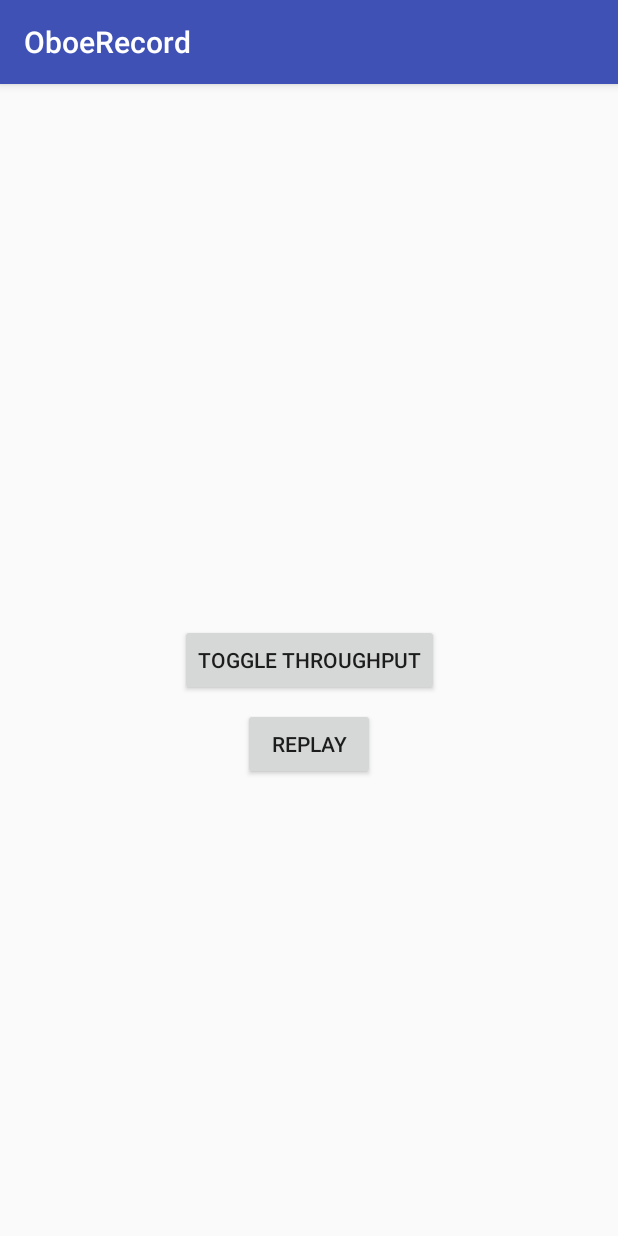
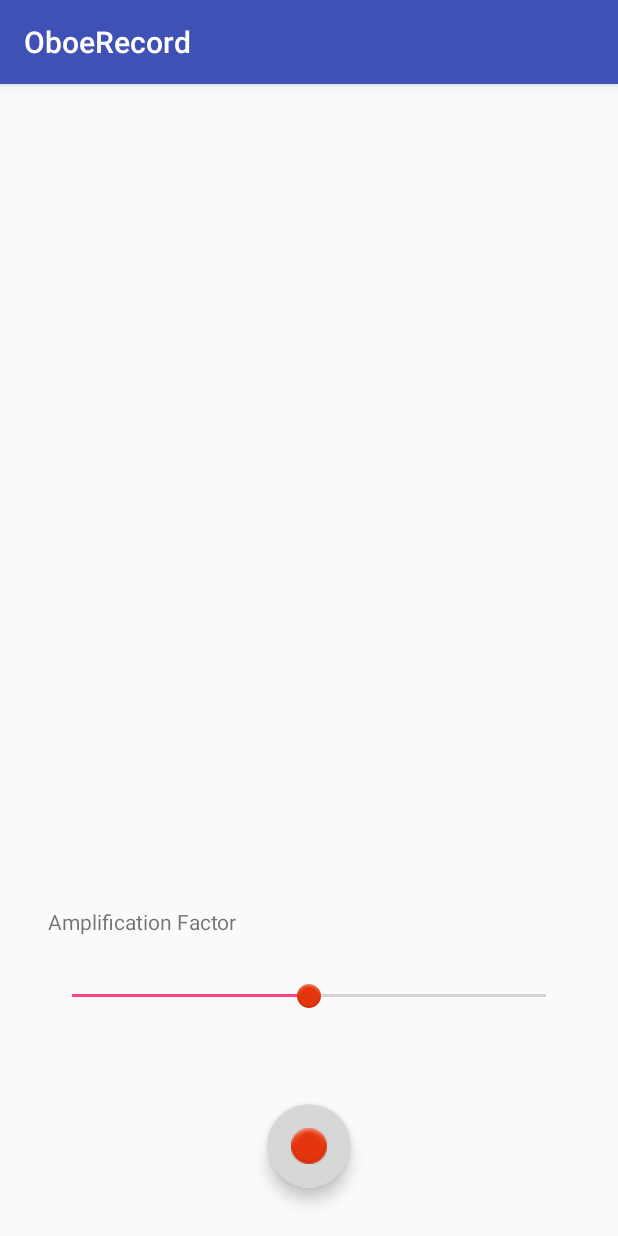
Before and after one commit to mihaipora/Sanascope, an Android app: the screen it shows after launch (MainActivity), on a phone screen of 412 x 824 dp. Run offline under Robolectric (Android 15) with nearby library versions, the phone set to English and light mode, and no system bars; 2 statements that could not run were skipped.

Commit message:
Added amplification SeekBar to UI

```diff
--- a/vertical_prototypes/OboeRecord/app/build.gradle
+++ b/vertical_prototypes/OboeRecord/app/build.gradle
@@ -35,4 +35,5 @@ dependencies {
     testImplementation 'junit:junit:4.12'
     androidTestImplementation 'com.android.support.test:runner:1.0.2'
     androidTestImplementation 'com.android.support.test.espresso:espresso-core:3.0.2'
+    implementation 'com.android.support:design:28.0.0-beta01'
 }
--- a/vertical_prototypes/OboeRecord/app/src/main/java/com/sanascope/oboerecord/MainActivity.java
+++ b/vertical_prototypes/OboeRecord/app/src/main/java/com/sanascope/oboerecord/MainActivity.java
@@ -3,11 +3,12 @@ package com.sanascope.oboerecord;
 import android.Manifest;
 import android.content.pm.PackageManager;
 import android.support.annotation.NonNull;
+import android.support.design.widget.FloatingActionButton;
 import android.support.v4.app.ActivityCompat;
 import android.support.v7.app.AppCompatActivity;
 import android.os.Bundle;
 import android.view.View;
-import android.widget.Button;
+import android.widget.SeekBar;
 import android.widget.Toast;
 
 public class MainActivity extends AppCompatActivity {
@@ -24,7 +25,9 @@ public class MainActivity extends AppCompatActivity {
     protected void onCreate(Bundle savedInstanceState) {
         super.onCreate(savedInstanceState);
         setContentView(R.layout.activity_main);
-        Button toggleButton = (Button) findViewById(R.id.toggle_button);
+
+        // Button
+        FloatingActionButton toggleButton = (FloatingActionButton) findViewById(R.id.RecordButton);
         toggleButton.setOnClickListener(new View.OnClickListener()
         {
             public void onClick(View v)
@@ -33,15 +36,22 @@ public class MainActivity extends AppCompatActivity {
                 requestRecordPermission();
             }
         });
-        Button replayButton = (Button) findViewById(R.id.replay_button);
-        replayButton.setOnClickListener(new View.OnClickListener()
-        {
-            public void onClick(View v)
-            {
-                // Some Android versions require explicit requests for dangerous permissons
-                //replay();
+
+        // Seek bar
+        SeekBar seekBar = (SeekBar) findViewById(R.id.amplificationBar);
+        seekBar.setOnSeekBarChangeListener(new SeekBar.OnSeekBarChangeListener() {
+            @Override
+            public void onProgressChanged(SeekBar seekBar, int i, boolean b) {
+                if (b) {setAmplification(i);}
             }
+
+            @Override
+            public void onStartTrackingTouch(SeekBar seekBar) {}
+
+            @Override
+            public void onStopTrackingTouch(SeekBar seekBar) {}
         });
+
         initialize();
     }
 
@@ -93,4 +103,5 @@ public class MainActivity extends AppCompatActivity {
      */
     public native void throughput();
     public native void initialize();
+    public native void setAmplification(int factor);
 }
--- a/vertical_prototypes/OboeRecord/app/src/main/res/layout/activity_main.xml
+++ b/vertical_prototypes/OboeRecord/app/src/main/res/layout/activity_main.xml
@@ -6,30 +6,48 @@
     android:layout_height="match_parent"
     tools:context=".MainActivity">
 
-    <Button
-        android:id="@+id/toggle_button"
+    <android.support.design.widget.FloatingActionButton
+        android:id="@+id/RecordButton"
         android:layout_width="wrap_content"
         android:layout_height="wrap_content"
-        android:layout_marginBottom="8dp"
-        android:layout_marginTop="8dp"
-        android:text="Toggle Throughput"
+        android:layout_marginBottom="32dp"
+        android:layout_marginEnd="32dp"
+        android:layout_marginLeft="32dp"
+        android:layout_marginRight="32dp"
+        android:layout_marginStart="32dp"
+        android:clickable="true"
+        android:focusable="true"
+        app:backgroundTint="?attr/colorButtonNormal"
         app:layout_constraintBottom_toBottomOf="parent"
-        app:layout_constraintLeft_toLeftOf="parent"
-        app:layout_constraintRight_toRightOf="parent"
-        app:layout_constraintTop_toTopOf="parent" />
+        app:layout_constraintEnd_toEndOf="parent"
+        app:layout_constraintStart_toStartOf="parent"
+        app:srcCompat="@android:drawable/ic_notification_overlay" />
 
-    <Button
-        android:id="@+id/replay_button"
+    <SeekBar
+        android:id="@+id/amplificationBar"
+        android:layout_width="0dp"
+        android:layout_height="wrap_content"
+        android:layout_marginBottom="64dp"
+        android:layout_marginEnd="32dp"
+        android:layout_marginLeft="32dp"
+        android:layout_marginRight="32dp"
+        android:layout_marginStart="32dp"
+        android:max="@integer/max_amplification"
+        android:progress="@integer/def_amplification"
+        android:thumb="@android:drawable/ic_notification_overlay"
+        app:layout_constraintBottom_toTopOf="@+id/RecordButton"
+        app:layout_constraintEnd_toEndOf="parent"
+        app:layout_constraintStart_toStartOf="parent" />
+
+    <TextView
+        android:id="@+id/amplificationLabel"
         android:layout_width="wrap_content"
         android:layout_height="wrap_content"
-        android:layout_marginEnd="8dp"
-        android:layout_marginLeft="8dp"
-        android:layout_marginRight="8dp"
-        android:layout_marginStart="8dp"
-        android:layout_marginTop="8dp"
-        android:text="Replay"
-        app:layout_constraintEnd_toEndOf="parent"
-        app:layout_constraintStart_toStartOf="parent"
-        app:layout_constraintTop_toBottomOf="@+id/toggle_button" />
+        android:layout_marginBottom="32dp"
+        android:layout_marginLeft="32dp"
+        android:layout_marginStart="32dp"
+        android:text="@string/amplifier_bar"
+        app:layout_constraintBottom_toTopOf="@+id/amplificationBar"
+        app:layout_constraintStart_toStartOf="parent" />
 
 </android.support.constraint.ConstraintLayout>
--- a/vertical_prototypes/OboeRecord/app/src/main/res/values/strings.xml
+++ b/vertical_prototypes/OboeRecord/app/src/main/res/values/strings.xml
@@ -1,3 +1,6 @@
 <resources>
     <string name="app_name">OboeRecord</string>
+    <string name="amplifier_bar">Amplification Factor</string>
+    <integer name="max_amplification">20</integer>
+    <integer name="def_amplification">10</integer>
 </resources>
```
Also changed, not shown: 3 other files.
